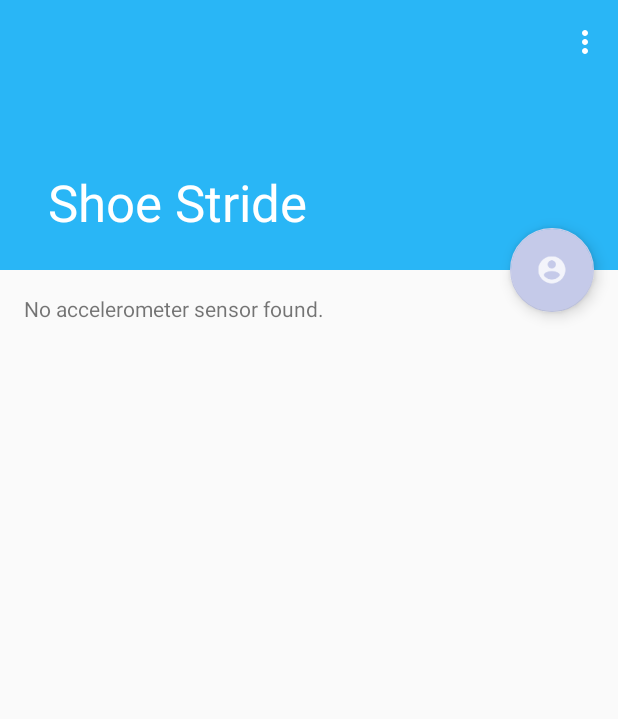
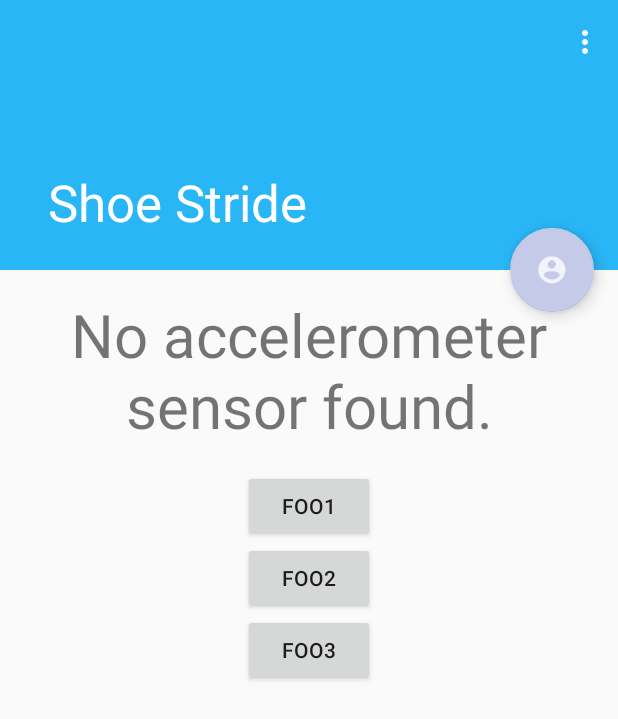
Before and after one commit to justAdevTV/ShoeStride, an Android app: the screen it shows after launch (MainActivity), on a phone screen of 412 x 824 dp. Shown: the top 719 px of the screen. Run offline under Robolectric (Android 15) with nearby library versions, the phone set to English and light mode, and no system bars.

Commit message:
Add 3 buttons, modified components layout

```diff
--- a/app/src/main/res/layout/content_main.xml
+++ b/app/src/main/res/layout/content_main.xml
@@ -7,7 +7,38 @@
     tools:showIn="@layout/activity_main" android:layout_width="match_parent"
     android:layout_height="match_parent" tools:context=".MainActivity">
 
-    <TextView android:id="@+id/count" android:layout_width="wrap_content" android:layout_height="wrap_content"
-        android:layout_margin="@dimen/text_margin" android:text="@string/no_sensor" />
+
+    <LinearLayout xmlns:android="http://schemas.android.com/apk/res/android"
+        android:layout_width="match_parent"
+        android:layout_height="match_parent"
+        android:orientation="vertical" >
+
+        <TextView
+            android:id="@+id/count"
+            android:layout_width="match_parent"
+            android:layout_height="wrap_content"
+            android:layout_margin="@dimen/text_margin"
+            android:gravity = "center"
+            android:textSize="40sp"
+            android:text="@string/no_sensor" />
+
+        <Button android:id="@+id/button1"
+            android:layout_width="wrap_content"
+            android:layout_height="wrap_content"
+            android:text="@string/button1_string"
+            android:layout_gravity="center_horizontal" />
+        <Button android:id="@+id/button2"
+            android:layout_width="wrap_content"
+            android:layout_height="wrap_content"
+            android:text="@string/button2_string"
+            android:layout_gravity="center_horizontal" />
+        <Button android:id="@+id/button3"
+            android:layout_width="wrap_content"
+            android:layout_height="wrap_content"
+            android:text="@string/button3_string"
+            android:layout_gravity="center_horizontal" />
+
+    </LinearLayout>
+
 
 </android.support.v4.widget.NestedScrollView>
--- a/app/src/main/res/values/strings.xml
+++ b/app/src/main/res/values/strings.xml
@@ -4,4 +4,7 @@
         "No accelerometer sensor found."
     </string>
     <string name="action_settings">Settings</string>
+    <string name="button1_string">foo1</string>
+    <string name="button2_string">foo2</string>
+    <string name="button3_string">foo3</string>
 </resources>
```
